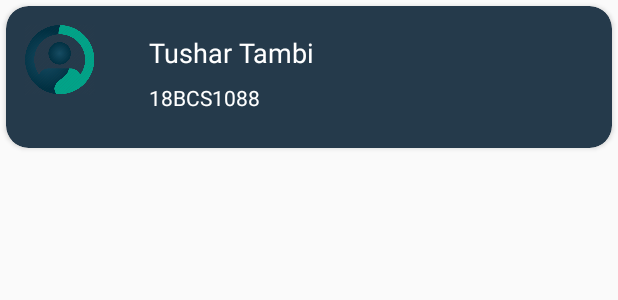
After one commit to rishab247/Cruise, an Android app: the layout friendlist_row.xml on its own in the app's theme, with its tools: preview values and no code run, on a phone screen of 412 x 824 dp. The commit adds this screen. Shown: the top 300 px of the screen. Run offline under Robolectric (Android 15) with nearby library versions, the phone set to English and light mode, and no system bars.

Commit message:
No Progress.

```diff
--- a/app/src/main/res/layout/friend_request.xml
+++ b/app/src/main/res/layout/friend_request.xml
@@ -2,7 +2,10 @@
 <androidx.constraintlayout.widget.ConstraintLayout xmlns:android="http://schemas.android.com/apk/res/android"
     xmlns:app="http://schemas.android.com/apk/res-auto"
     android:layout_width="match_parent"
-    android:layout_height="match_parent">
+    android:layout_height="match_parent"
+    android:id="@+id/bottomSheet">
+
+
 
     <androidx.recyclerview.widget.RecyclerView
         android:id="@+id/friendList"
@@ -12,6 +15,7 @@
         android:layout_marginTop="8dp"
         android:layout_marginEnd="8dp"
         android:layout_marginBottom="8dp"
+        android:padding="4dp"
         app:layout_constraintBottom_toBottomOf="parent"
         app:layout_constraintEnd_toEndOf="parent"
         app:layout_constraintStart_toStartOf="parent"
--- /dev/null
+++ b/app/src/main/res/layout/friendlist_row.xml
@@ -0,0 +1,79 @@
+<?xml version="1.0" encoding="utf-8"?>
+<androidx.cardview.widget.CardView xmlns:android="http://schemas.android.com/apk/res/android"
+    xmlns:tools="http://schemas.android.com/tools"
+
+    android:layout_width="match_parent"
+    android:layout_height="wrap_content"
+    xmlns:app="http://schemas.android.com/apk/res-auto"
+    android:layout_margin="4dp"
+    android:clickable="true"
+    android:focusable="true"
+    app:cardBackgroundColor="@color/gray"
+    app:cardCornerRadius="15dp"
+    android:foreground="?android:attr/selectableItemBackground"
+    >
+
+    <!--    <androidx.cardview.widget.CardView-->
+    <!--        android:layout_width="match_parent"-->
+    <!--        android:layout_height="wrap_content"-->
+    <!--        app:layout_constraintStart_toStartOf="parent"-->
+    <!--        app:layout_constraintEnd_toEndOf="parent"-->
+    <!--        app:layout_constraintTop_toTopOf="parent"-->
+    <!--        app:layout_constraintBottom_toBottomOf="parent"-->
+    <!--        app:cardCornerRadius="15dp"-->
+    <!--        app:cardBackgroundColor="@color/gray">-->
+
+    <androidx.constraintlayout.widget.ConstraintLayout
+        android:layout_width="match_parent"
+        android:layout_height="match_parent">
+
+        <ImageView
+            android:id="@+id/imageView4"
+            android:layout_width="55dp"
+            android:layout_height="55dp"
+            android:src="@drawable/pfile"
+            android:layout_margin="8dp"
+            android:padding="4dp"
+            app:layout_constraintEnd_toEndOf="parent"
+            app:layout_constraintHorizontal_bias="0.0"
+            app:layout_constraintStart_toStartOf="parent"
+            app:layout_constraintTop_toTopOf="parent" />
+
+        <TextView
+            android:id="@+id/textView6"
+            android:layout_width="0dp"
+            android:layout_height="wrap_content"
+            android:layout_marginStart="32dp"
+            android:layout_marginEnd="16dp"
+            android:singleLine="true"
+            android:text="Tushar Tambi"
+            android:textColor="#fff"
+            android:textSize="18sp"
+            app:layout_constraintBottom_toBottomOf="@+id/imageView4"
+            app:layout_constraintEnd_toEndOf="parent"
+            app:layout_constraintHorizontal_bias="0.0"
+            app:layout_constraintStart_toEndOf="@+id/imageView4"
+            app:layout_constraintTop_toTopOf="@+id/imageView4"
+            app:layout_constraintVertical_bias="0.35000002" />
+
+        <TextView
+            android:id="@+id/textView7"
+            android:layout_width="0dp"
+            android:layout_height="wrap_content"
+            android:layout_marginTop="8dp"
+            android:layout_marginBottom="24dp"
+            android:gravity="start"
+            android:singleLine="true"
+            android:text="18BCS1088"
+            android:textColor="#fff"
+            app:layout_constraintBottom_toBottomOf="parent"
+            app:layout_constraintEnd_toEndOf="@+id/textView6"
+            app:layout_constraintHorizontal_bias="0.0"
+            app:layout_constraintStart_toStartOf="@+id/textView6"
+            app:layout_constraintTop_toBottomOf="@+id/textView6" />
+
+    </androidx.constraintlayout.widget.ConstraintLayout>
+
+    <!--    </androidx.cardview.widget.CardView>-->
+
+</androidx.cardview.widget.CardView>
```
Also changed, not shown: app/src/main/java/com/example/cruise/BottomSheetFriendList.kt (deleted, +0 -66 lines), app/src/main/java/com/example/cruise/Data/FriendListAdapter.kt (+6 -4 lines), app/src/main/java/com/example/cruise/ui/Tabs/MainPage.kt (+27 -21 lines).
